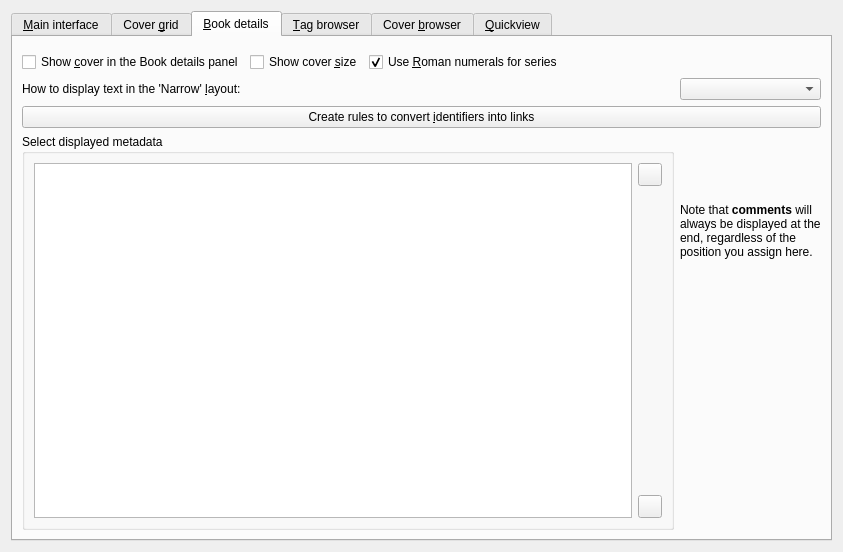
Above: src/calibre/gui2/preferences/look_feel.ui from kovidgoyal/calibre before the change. Below: the same form after it.
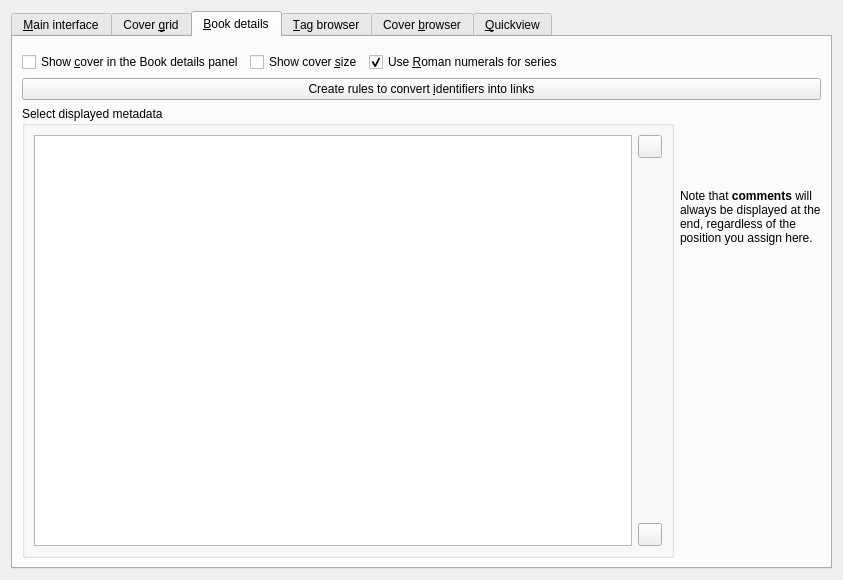
That is the form after the change. The open tabs and pages were chosen to show the change. Icons and pictures are not drawn. Custom widgets are drawn as their Qt base class.

Commit message:
Fix comments not being displayed to the side in the horizontal book display panel
Thanks to limitations of Qt's HTML support we cant any longer have
comments text wrap around the rest of the metadata. Now the rest of the
metadata and the comments are display in 2:3 fixed columns

What changed in the file:
```diff
--- a/src/calibre/gui2/preferences/look_feel.ui
+++ b/src/calibre/gui2/preferences/look_feel.ui
@@ -7,7 +7,7 @@
     <x>0</x>
     <y>0</y>
     <width>843</width>
-    <height>552</height>
+    <height>580</height>
    </rect>
   </property>
   <property name="windowTitle">
@@ -727,17 +727,7 @@
        <string>&amp;Book details</string>
       </attribute>
       <layout class="QGridLayout" name="gridLayout_12">
-       <item row="4" column="1">
-        <widget class="QLabel" name="label_3">
-         <property name="text">
-          <string>Note that &lt;b&gt;comments&lt;/b&gt; will always be displayed at the end, regardless of the position you assign here.</string>
-         </property>
-         <property name="wordWrap">
-          <bool>true</bool>
-         </property>
-        </widget>
-       </item>
-       <item row="4" column="0" rowspan="2">
+       <item row="3" column="0" rowspan="2">
         <widget class="QGroupBox" name="groupBox">
          <property name="title">
           <string>Select displayed metadata</string>
@@ -832,7 +822,7 @@
          </item>
         </layout>
        </item>
-       <item row="3" column="0" colspan="2">
+       <item row="2" column="0" colspan="2">
         <widget class="QPushButton" name="id_links_button">
          <property name="text">
           <string>Create rules to convert &amp;identifiers into links</string>
@@ -849,19 +839,16 @@
          </property>
         </widget>
        </item>
-       <item row="2" column="0">
-        <widget class="QLabel" name="label_25">
+       <item row="3" column="1">
+        <widget class="QLabel" name="label_3">
          <property name="text">
-          <string>How to display text in the 'Narrow' &amp;layout:</string>
+          <string>Note that &lt;b&gt;comments&lt;/b&gt; will always be displayed at the end, regardless of the position you assign here.</string>
          </property>
-         <property name="buddy">
-          <cstring>opt_book_details_narrow_comments_layout</cstring>
+         <property name="wordWrap">
+          <bool>true</bool>
          </property>
         </widget>
        </item>
-       <item row="2" column="1">
-        <widget class="QComboBox" name="opt_book_details_narrow_comments_layout"/>
-       </item>
       </layout>
      </widget>
      <widget class="QWidget" name="tag_browser_tab">
```
The commit also changes 2 other files.
